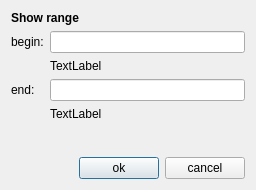
First picture: the form in src/openms_gui/include/OpenMS/VISUAL/DIALOGS/UIC/Spectrum1DGoToDialog.ui, repository OpenMS/OpenMS-TOPP-GUI, before the edit.
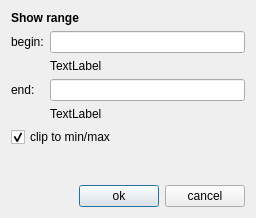
Second picture: the form after the edit.

Commit message: [FEATURE] added clip-checkbox to 'select data range' dialog

The edit to the form file:
```diff
--- a/src/openms_gui/include/OpenMS/VISUAL/DIALOGS/UIC/Spectrum1DGoToDialog.ui
+++ b/src/openms_gui/include/OpenMS/VISUAL/DIALOGS/UIC/Spectrum1DGoToDialog.ui
@@ -7,7 +7,7 @@
     <x>0</x>
     <y>0</y>
     <width>256</width>
-    <height>190</height>
+    <height>218</height>
    </rect>
   </property>
   <property name="windowTitle">
@@ -74,20 +74,7 @@
      </item>
     </layout>
    </item>
-   <item row="1" column="0">
-    <spacer>
-     <property name="orientation">
-      <enum>Qt::Vertical</enum>
-     </property>
-     <property name="sizeHint" stdset="0">
-      <size>
-       <width>166</width>
-       <height>16</height>
-      </size>
-     </property>
-    </spacer>
-   </item>
-   <item row="2" column="0">
+   <item row="3" column="0">
     <layout class="QHBoxLayout">
      <item>
       <spacer>
@@ -118,6 +105,29 @@
      </item>
     </layout>
    </item>
+   <item row="2" column="0">
+    <spacer>
+     <property name="orientation">
+      <enum>Qt::Vertical</enum>
+     </property>
+     <property name="sizeHint" stdset="0">
+      <size>
+       <width>166</width>
+       <height>16</height>
+      </size>
+     </property>
+    </spacer>
+   </item>
+   <item row="1" column="0">
+    <widget class="QCheckBox" name="clip_checkbox">
+     <property name="text">
+      <string>clip to min/max</string>
+     </property>
+     <property name="checked">
+      <bool>true</bool>
+     </property>
+    </widget>
+   </item>
   </layout>
  </widget>
  <layoutdefault spacing="6" margin="11"/>
```
Left out of the diff: 2 changed lines with no effect on the pictures. The commit also changes 3 other files.
